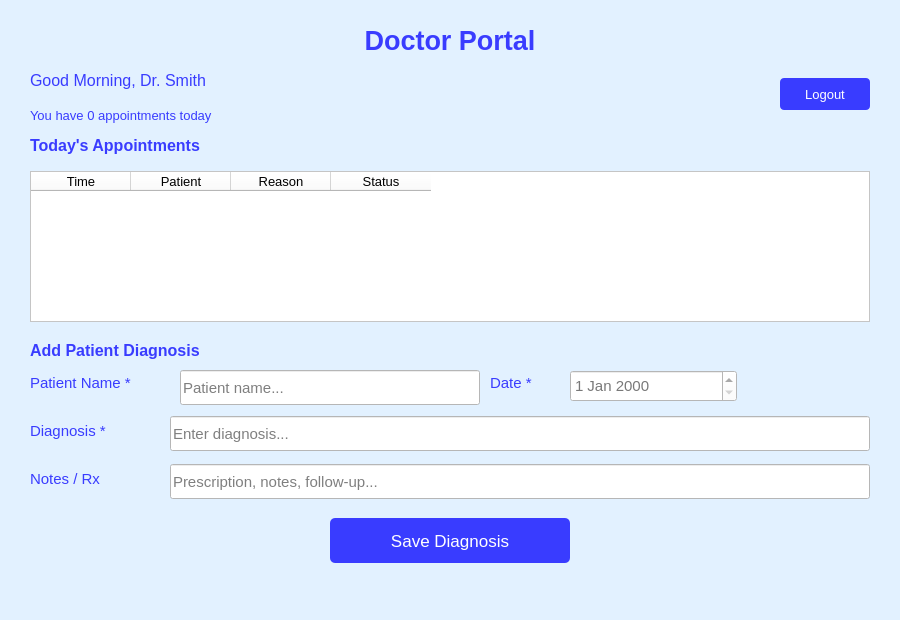
The window that DoctorDashboard.ui (sgillie123/Hospital) describes before a commit, drawn with Qt 5.
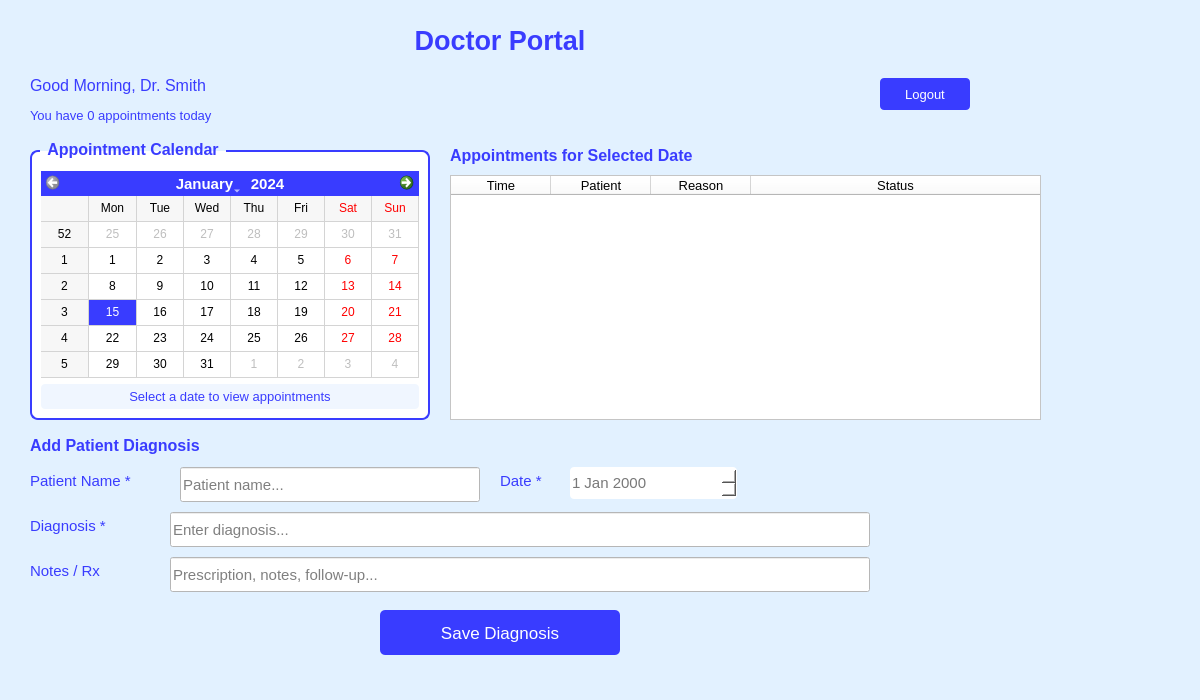
The same window after the commit.

Commit message: Changing the sizing, added authenication clearer, base, booking for a new popup, dashboards managing each users dashboard, and fake data

Diff of the .ui file:
```diff
--- a/DoctorDashboard.ui
+++ b/DoctorDashboard.ui
@@ -6,8 +6,8 @@
    <rect>
     <x>0</x>
     <y>0</y>
-    <width>900</width>
-    <height>620</height>
+    <width>1200</width>
+    <height>700</height>
    </rect>
   </property>
   <property name="windowTitle">
@@ -21,7 +21,7 @@
     <rect>
      <x>0</x>
      <y>20</y>
-     <width>900</width>
+     <width>1000</width>
      <height>40</height>
     </rect>
    </property>
@@ -39,9 +39,9 @@
    <property name="geometry">
     <rect>
      <x>30</x>
-     <y>60</y>
+     <y>70</y>
      <width>600</width>
-     <height>41</height>
+     <height>31</height>
     </rect>
    </property>
    <property name="styleSheet">
@@ -70,7 +70,7 @@
   <widget class="QPushButton" name="LogoutButton">
    <property name="geometry">
     <rect>
-     <x>780</x>
+     <x>880</x>
      <y>78</y>
      <width>90</width>
      <height>32</height>
@@ -83,12 +83,116 @@
     <string>Logout</string>
    </property>
   </widget>
+  <widget class="QGroupBox" name="calendarGroup">
+   <property name="geometry">
+    <rect>
+     <x>30</x>
+     <y>140</y>
+     <width>400</width>
+     <height>280</height>
+    </rect>
+   </property>
+   <property name="styleSheet">
+    <string notr="true">
+     QGroupBox {
+      font-size: 12pt;
+      font-weight: bold;
+      color: rgb(57, 60, 255);
+      border: 2px solid rgb(57, 60, 255);
+      border-radius: 8px;
+      margin-top: 10px;
+      padding-top: 10px;
+      background-color: white;
+     }
+     QGroupBox::title {
+      subcontrol-origin: margin;
+      left: 10px;
+      padding: 0 5px 0 5px;
+     }
+    </string>
+   </property>
+   <property name="title">
+    <string>Appointment Calendar</string>
+   </property>
+   <layout class="QVBoxLayout" name="calendarLayout">
+    <item>
+     <widget class="QCalendarWidget" name="doctorCalendar">
+      <property name="styleSheet">
+       <string notr="true">        QCalendarWidget {
+         background-color: white;
+         border-radius: 5px;
+        }
+        QCalendarWidget QToolButton {
+         color: rgb(57, 60, 255);
+         font-size: 10pt;
+         font-weight: bold;
+        }
+        QCalendarWidget QMenu {
+         width: 150px;
+         color: white;
+         background-color: rgb(57, 60, 255);
+        }
+        QCalendarWidget QSpinBox {
+         width: 100px;
+         font-size: 10pt;
+         color: rgb(57, 60, 255);
+         background-color: white;
+        }
+        QCalendarWidget QTableView {
+         background-color: white;
+         selection-background-color: rgb(57, 60, 255);
+         selection-color: white;
+        }
+        QCalendarWidget QAbstractItemView:enabled {
+         color: rgb(0, 0, 0);
+         background-color: white;
+         selection-background-color: rgb(57, 60, 255);
+         selection-color: white;
+        }
+        QCalendarWidget QWidget#qt_calendar_navigationbar {
+         background-color: rgb(57, 60, 255);
+        }
+        QCalendarWidget QToolButton {
+         color: white;
+         background-color: transparent;
+         font-size: 11pt;
+         font-weight: bold;
+        }
+       </string>
+      </property>
+      <property name="minimumDate">
+       <date>
+        <year>2024</year>
+        <month>1</month>
+        <day>1</day>
+       </date>
+      </property>
+      <property name="gridVisible">
+       <bool>true</bool>
+      </property>
+     </widget>
+    </item>
+    <item>
+     <widget class="QLabel" name="apptCountLabel">
+      <property name="styleSheet">
+       <string notr="true">color: rgb(57, 60, 255); font-size: 10pt; padding: 5px; background-color: #f0f6ff; border-radius: 4px;</string>
+      </property>
+      <property name="text">
+       <string>Select a date to view appointments</string>
+      </property>
+      <property name="alignment">
+       <set>Qt::AlignmentFlag::AlignCenter</set>
+      </property>
+     </widget>
+    </item>
+   </layout>
+  </widget>
   <widget class="QLabel" name="apptLabel">
    <property name="geometry">
     <rect>
-     <x>30</x>
-     <y>130</y>
-     <width>300</width>
+     <x>450</x>
+     <y>140</y>
+     <width>401</width>
      <height>31</height>
     </rect>
    </property>
@@ -96,16 +200,16 @@
     <string notr="true">color: rgb(57, 60, 255); font-size: 12pt; font-weight: bold;</string>
    </property>
    <property name="text">
-    <string>Today's Appointments</string>
+    <string>Appointments for Selected Date</string>
    </property>
   </widget>
   <widget class="QTableWidget" name="AppointmentsTable">
    <property name="geometry">
     <rect>
-     <x>30</x>
-     <y>171</y>
-     <width>840</width>
-     <height>151</height>
+     <x>450</x>
+     <y>175</y>
+     <width>591</width>
+     <height>245</height>
     </rect>
    </property>
    <property name="styleSheet">
@@ -123,6 +227,9 @@
    <property name="columnCount">
     <number>4</number>
    </property>
+   <attribute name="horizontalHeaderStretchLastSection">
+    <bool>true</bool>
+   </attribute>
    <column>
     <property name="text">
      <string>Time</string>
@@ -148,7 +255,7 @@
    <property name="geometry">
     <rect>
      <x>30</x>
-     <y>335</y>
+     <y>430</y>
      <width>300</width>
      <height>31</height>
     </rect>
@@ -164,7 +271,7 @@
    <property name="geometry">
     <rect>
      <x>30</x>
-     <y>372</y>
+     <y>470</y>
      <width>151</width>
      <height>22</height>
     </rect>
@@ -180,7 +287,7 @@
    <property name="geometry">
     <rect>
      <x>180</x>
-     <y>370</y>
+     <y>467</y>
      <width>300</width>
      <height>35</height>
     </rect>
@@ -195,8 +302,8 @@
   <widget class="QLabel" name="lDiagDate">
    <property name="geometry">
     <rect>
-     <x>490</x>
-     <y>372</y>
+     <x>500</x>
+     <y>470</y>
      <width>60</width>
      <height>22</height>
     </rect>
@@ -208,11 +315,24 @@
     <string>Date *</string>
    </property>
   </widget>
+  <widget class="QDateEdit" name="DiagDate">
+   <property name="geometry">
+    <rect>
+     <x>570</x>
+     <y>467</y>
+     <width>167</width>
+     <height>32</height>
+    </rect>
+   </property>
+   <property name="styleSheet">
+    <string notr="true">font-size: 11pt; color: rgb(120, 120, 120); background-color: white; border-radius: 4px;</string>
+   </property>
+  </widget>
   <widget class="QLabel" name="lDiagnosis">
    <property name="geometry">
     <rect>
      <x>30</x>
-     <y>420</y>
+     <y>515</y>
      <width>130</width>
      <height>22</height>
     </rect>
@@ -228,7 +348,7 @@
    <property name="geometry">
     <rect>
      <x>170</x>
-     <y>416</y>
+     <y>512</y>
      <width>700</width>
      <height>35</height>
     </rect>
@@ -244,7 +364,7 @@
    <property name="geometry">
     <rect>
      <x>30</x>
-     <y>468</y>
+     <y>560</y>
      <width>130</width>
      <height>22</height>
     </rect>
@@ -260,7 +380,7 @@
    <property name="geometry">
     <rect>
      <x>170</x>
-     <y>464</y>
+     <y>557</y>
      <width>700</width>
      <height>35</height>
     </rect>
@@ -275,8 +395,8 @@
   <widget class="QPushButton" name="SaveDiagButton">
    <property name="geometry">
     <rect>
-     <x>330</x>
-     <y>518</y>
+     <x>380</x>
+     <y>610</y>
      <width>240</width>
      <height>45</height>
     </rect>
@@ -288,19 +408,6 @@
     <string>Save Diagnosis</string>
    </property>
   </widget>
-  <widget class="QDateEdit" name="DiagDate">
-   <property name="geometry">
-    <rect>
-     <x>570</x>
-     <y>370</y>
-     <width>167</width>
-     <height>32</height>
-    </rect>
-   </property>
-   <property name="styleSheet">
-    <string notr="true">font-size: 11pt; color: rgb(120, 120, 120); background-color: white; </string>
-   </property>
-  </widget>
  </widget>
  <resources/>
  <connections/>
```
The commit also changes 26 other files.
